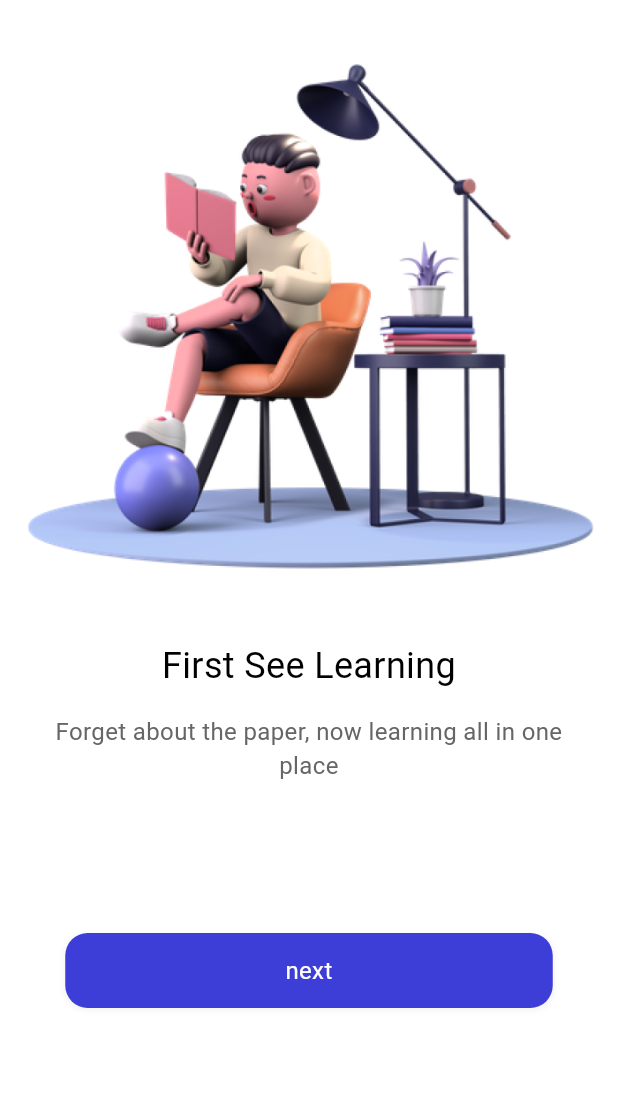
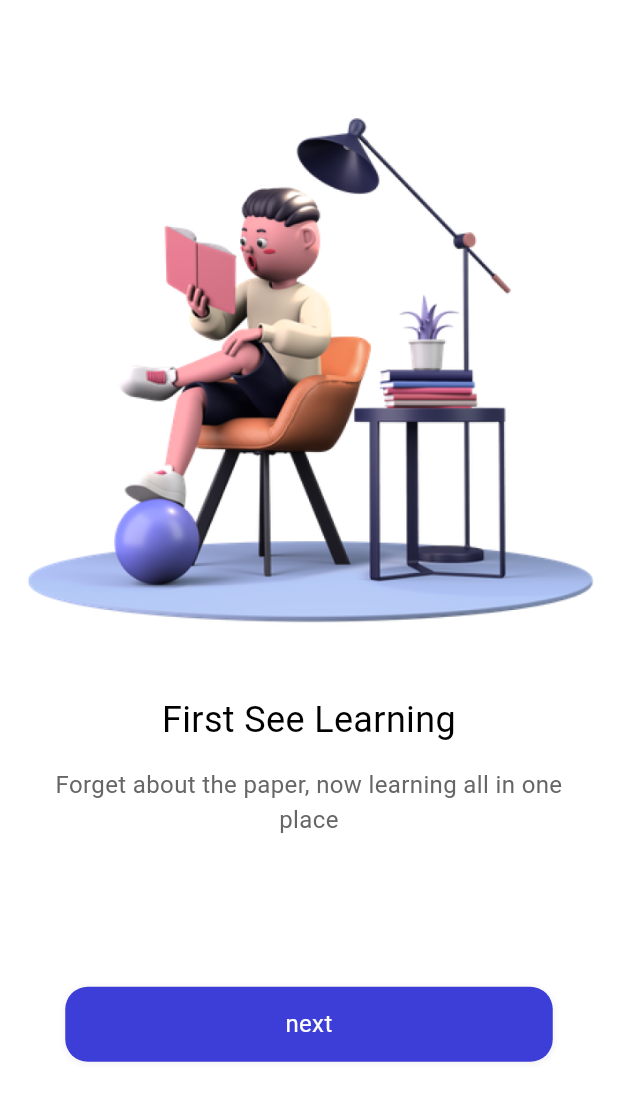
Before and after one commit to Bullets-jyr/ulearning_app, a Flutter app: the screen it shows after launch, on a phone screen of 412 x 824 dp. Shown: the top 1101 px of the screen. Run offline on Flutter 3.47's test engine with Material 3 defaults, Android fonts, the phone set to English and light mode, and no system bars; our stand-ins replace flutter_riverpod, flutter_screenutil.

Commit message:
Work on pageview safearea and background

```diff
--- a/lib/pages/welcome/welcome.dart
+++ b/lib/pages/welcome/welcome.dart
@@ -1,4 +1,5 @@
 import 'package:flutter/material.dart';
+import 'package:flutter_screenutil/flutter_screenutil.dart';
 import 'package:ulearning_app/pages/welcome/widgets.dart';
 
 class Welcome extends StatelessWidget {
@@ -8,9 +9,14 @@ class Welcome extends StatelessWidget {
 
   @override
   Widget build(BuildContext context) {
-    return Scaffold(
+    return Container(
+      color: Colors.white,
+      child: SafeArea(
+        child: Scaffold(
           backgroundColor: Colors.white,
-      body: Stack(
+          body: Container(
+            margin: EdgeInsets.only(top: 30.h),
+            child: Stack(
               children: [
                 PageView(
                   controller: _controller,
@@ -50,6 +56,9 @@ class Welcome extends StatelessWidget {
                 ),
               ],
             ),
+          ),
+        ),
+      ),
     );
   }
 }
--- a/pubspec.yaml
+++ b/pubspec.yaml
@@ -36,6 +36,7 @@ dependencies:
   # Use with the CupertinoIcons class for iOS style icons.
   cupertino_icons: ^1.0.6
   flutter_riverpod: ^2.5.1
+  flutter_screenutil: ^5.9.3
 
 dev_dependencies:
   flutter_test:
```
Also changed, not shown: pubspec.lock. Lines whose indentation alone changed are shown as unchanged.
